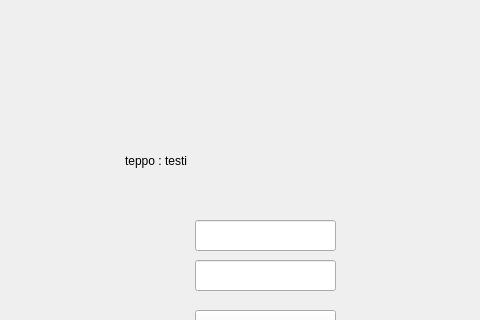
This is bankautomat/mainwindow.ui in tvt21kmo-bank-project/group_9 as Qt 5 draws it before an edit; both pictures show x 195 to 675 and y 0 to 320 of the 1002 by 600 pixel window. The edited form follows.
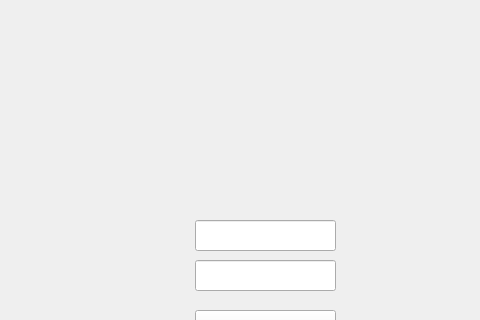
This is the edited form.

```diff
--- a/bankautomat/mainwindow.ui
+++ b/bankautomat/mainwindow.ui
@@ -65,19 +65,6 @@
      <string>Login</string>
     </property>
    </widget>
-   <widget class="QLabel" name="label">
-    <property name="geometry">
-     <rect>
-      <x>320</x>
-      <y>140</y>
-      <width>231</width>
-      <height>41</height>
-     </rect>
-    </property>
-    <property name="text">
-     <string>teppo : testi</string>
-    </property>
-   </widget>
   </widget>
   <widget class="QMenuBar" name="menubar">
    <property name="geometry">
```
Left out of the diff: 2 changed lines with no effect on the pictures.
